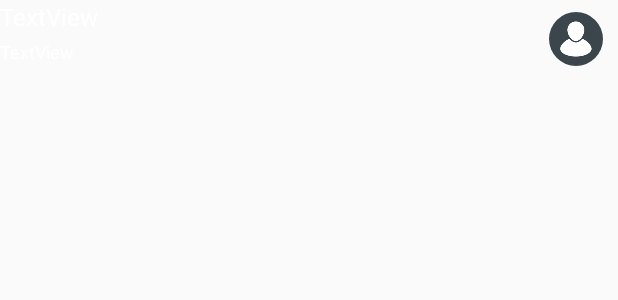
After one commit to MovilTec/URStudyGuide_1, an Android app: the layout message_bar_layout.xml on its own in the app's theme, with its tools: preview values and no code run, on a phone screen of 412 x 824 dp. The commit adds this screen. Shown: the top 300 px of the screen. Run offline under Robolectric (Android 15) with nearby library versions, the phone set to English and light mode, and no system bars.

Commit message:
Daniel R. Meneses León. 08/07/18 @ home Message Activity working!

```diff
--- a/app/src/main/java/com/example/bbvacontrol/uranitexpert/MainActivity.java
+++ b/app/src/main/java/com/example/bbvacontrol/uranitexpert/MainActivity.java
@@ -19,6 +19,7 @@ import com.google.firebase.auth.FirebaseAuth;
 import com.google.firebase.auth.FirebaseUser;
 import com.google.firebase.database.DatabaseReference;
 import com.google.firebase.database.FirebaseDatabase;
+import com.google.firebase.database.ServerValue;
 
 
 public class MainActivity extends AppCompatActivity {
@@ -94,7 +95,7 @@ public class MainActivity extends AppCompatActivity {
     @Override
     protected void onStop() {
         super.onStop();
-        mUserDatabase.child("online").setValue(false);
+        mUserDatabase.child("online").setValue(ServerValue.TIMESTAMP);
     }
 
     private void sendToStart(){
--- a/app/src/main/java/com/example/bbvacontrol/uranitexpert/URStudyGuide.java
+++ b/app/src/main/java/com/example/bbvacontrol/uranitexpert/URStudyGuide.java
@@ -8,6 +8,7 @@ import com.google.firebase.database.DataSnapshot;
 import com.google.firebase.database.DatabaseError;
 import com.google.firebase.database.DatabaseReference;
 import com.google.firebase.database.FirebaseDatabase;
+import com.google.firebase.database.ServerValue;
 import com.google.firebase.database.ValueEventListener;
 import com.squareup.picasso.OkHttp3Downloader;
 import com.squareup.picasso.Picasso;
@@ -41,8 +42,8 @@ public class URStudyGuide extends Application {
             @Override
             public void onDataChange(@NonNull DataSnapshot dataSnapshot) {
                 if(dataSnapshot != null){
-                    mUserDatabase.child("online").onDisconnect().setValue(false);
-                    mUserDatabase.child("online").setValue(true);
+                    mUserDatabase.child("online").onDisconnect().setValue(ServerValue.TIMESTAMP);
+                    //mUserDatabase.child("online").setValue(true);
                 }
             }
 
--- /dev/null
+++ b/app/src/main/res/layout/message_bar_layout.xml
@@ -0,0 +1,45 @@
+<?xml version="1.0" encoding="utf-8"?>
+<RelativeLayout xmlns:android="http://schemas.android.com/apk/res/android"
+    xmlns:app="http://schemas.android.com/apk/res-auto"
+    xmlns:tools="http://schemas.android.com/tools"
+    android:layout_width="match_parent"
+    android:layout_height="match_parent"
+    android:backgroundTint="@color/colorPrimaryDark">
+
+    <de.hdodenhof.circleimageview.CircleImageView
+        android:id="@+id/message_bar_CircleImageView"
+        android:layout_width="36dp"
+        android:layout_height="36dp"
+        android:layout_alignParentEnd="true"
+        android:layout_alignParentTop="true"
+        android:layout_marginBottom="8dp"
+        android:layout_marginEnd="10dp"
+        android:layout_marginRight="10dp"
+        android:layout_marginTop="8dp"
+        android:src="@drawable/default_user_image_1" />
+
+
+    <TextView
+        android:id="@+id/message_bar_userName_textView"
+        android:layout_width="wrap_content"
+        android:layout_height="wrap_content"
+        android:layout_alignParentStart="true"
+        android:layout_alignParentTop="true"
+        android:text="TextView"
+        android:textColor="@android:color/background_light"
+        android:textSize="16sp"
+        app:layout_constraintStart_toStartOf="parent"
+        app:layout_constraintTop_toTopOf="parent" />
+
+    <TextView
+        android:id="@+id/message_bar_lastSeen_textView"
+        android:layout_width="wrap_content"
+        android:layout_height="wrap_content"
+        android:layout_alignParentTop="true"
+        android:layout_alignStart="@+id/message_bar_userName_textView"
+        android:layout_marginTop="26dp"
+        android:text="TextView"
+        android:textColor="@android:color/background_light"
+        android:textSize="12sp" />
+
+</RelativeLayout>
```
Also changed, not shown: app/src/main/AndroidManifest.xml (+10 -15 lines), app/src/main/java/com/example/bbvacontrol/uranitexpert/FriendsFragment.java (+27 -7 lines), app/src/main/java/com/example/bbvacontrol/uranitexpert/Main2Activity.java (deleted, +0 -26 lines), app/src/main/java/com/example/bbvacontrol/uranitexpert/MessageActivity.java (added, +108 -0 lines), app/src/main/res/layout/activity_message.xml (added, +63 -0 lines).
